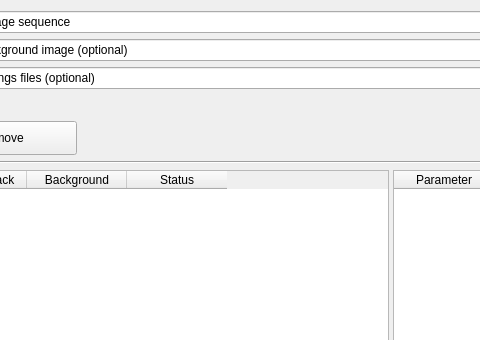
Before: the Qt Designer form src/batch.ui in FastTrackOrg/FastTrack, drawn with Qt 5; both pictures show x 85 to 565 and y 0 to 340 of the 952 by 677 pixel window.
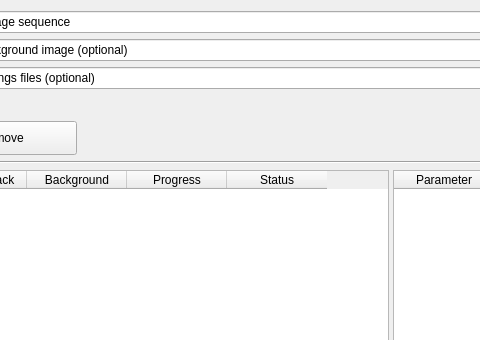
After: the same form once the commit is applied.

Commit message: [fix] batch: change how pathes are displayed to fix bug #13

The edit to the form file:
```diff
--- a/src/batch.ui
+++ b/src/batch.ui
@@ -165,6 +165,11 @@
         <string>Background</string>
        </property>
       </column>
+      <column>
+       <property name="text">
+        <string>Progress</string>
+       </property>
+      </column>
       <column>
        <property name="text">
         <string>Status</string>
```
The commit also changes 2 other files.
